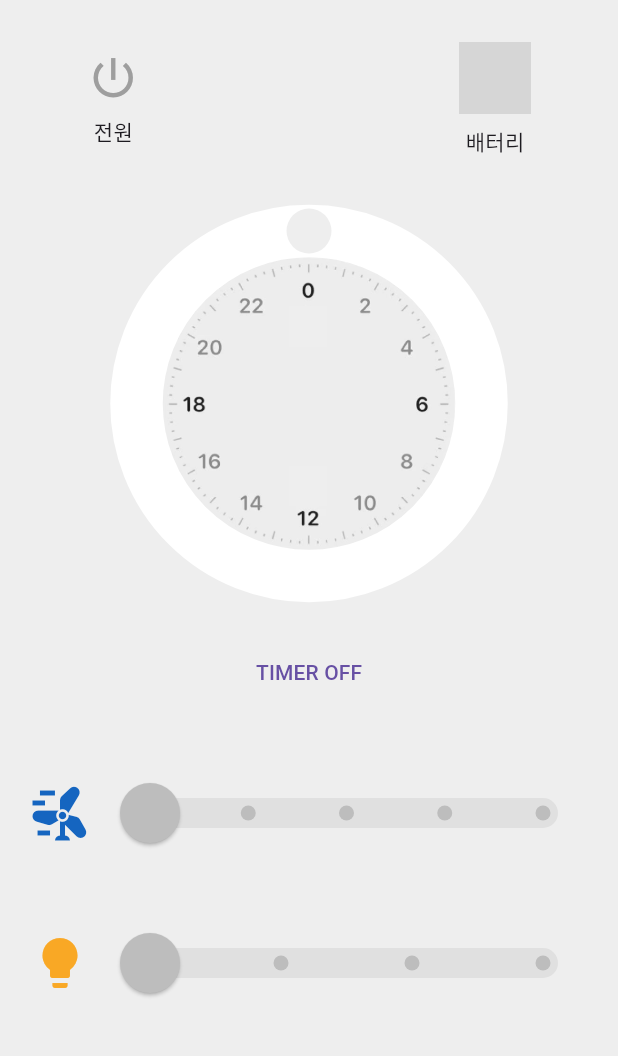
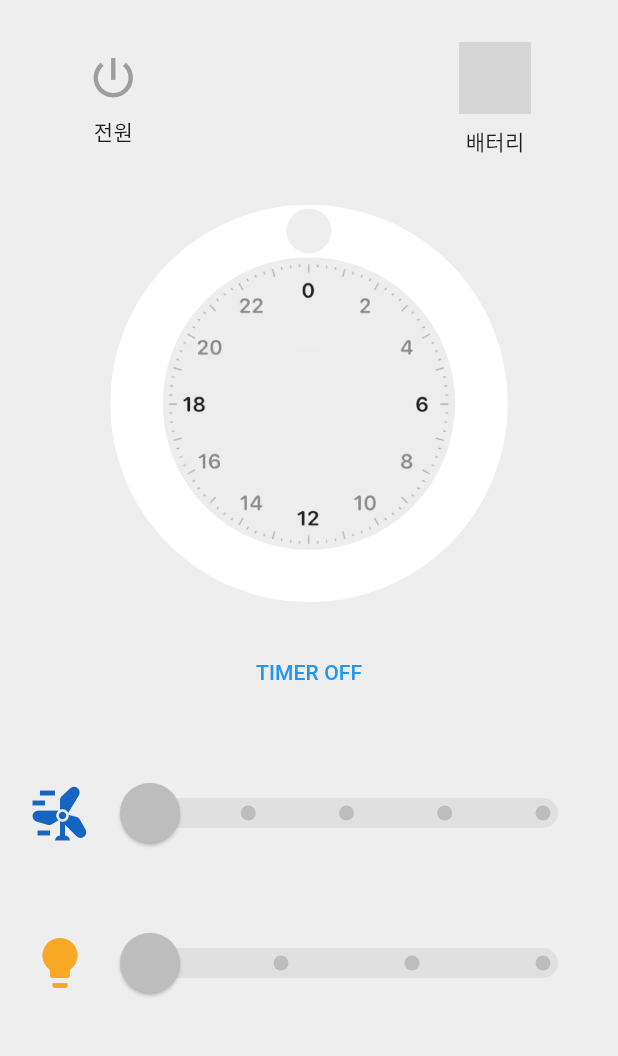
Before and after one commit to shvdl12/sfan10-flutter, a Flutter app: the screen it shows after launch, after a tap on the "power settings new" icon, on a phone screen of 412 x 824 dp, the part 84-1140 px from its top. Run offline on Flutter 3.47's test engine with Material 3 defaults, Android fonts, the phone set to English and light mode, and no system bars; drawn by our look-alikes of sleek_circular_slider; our stand-ins replace bot_toast, flutter_blue_plus; missing offline and left inert: iconify_flutter; grey boxes are pictures that could not be loaded.

```diff
--- a/lib/main.dart
+++ b/lib/main.dart
@@ -79,9 +79,9 @@ class _MyHomePageState extends State<MyHomePage> {
   void initReceiver() {
     receiver = Timer.periodic(const Duration(seconds: 3), (timer) async {
       if (provider.isConnected && provider.device != null) {
-        var services = await provider.device.discoverServices();
+        // var services = await provider.device.discoverServices();
 
-        var targetService = services[0];
+        var targetService = provider.services[0];
 
         var c = targetService.characteristics[0];
         var data = await c.read();
@@ -152,7 +152,9 @@ class _MyHomePageState extends State<MyHomePage> {
     var btIcon = Ph.battery_warning;
     Color color = Colors.green.shade500;
 
-    if (provider.batteryLevel == 1) {
+    if (provider.isConnected == false){
+      btIcon = Ph.battery_warning;
+    } else if (provider.batteryLevel == 1) {
       btIcon = Ph.battery_low_bold;
       color = Colors.red.shade500;
     } else if (provider.batteryLevel == 2) {
@@ -227,7 +229,10 @@ class _MyHomePageState extends State<MyHomePage> {
         style: TextStyle(color: Colors.green.shade300, fontSize: 18),
       );
     } else {
-      return const Text('TIMER OFF');
+      return const Text(
+        'TIMER OFF',
+        style: TextStyle(color: Colors.blue),
+      );
     }
   }
 
@@ -258,6 +263,21 @@ class _MyHomePageState extends State<MyHomePage> {
     );
   }
 
+  SliderThemeData getSliderThemeData() {
+    return SliderTheme.of(context).copyWith(
+      trackHeight: 20.0,
+      thumbShape: const RoundSliderThumbShape(enabledThumbRadius: 20.0),
+      overlayShape: const RoundSliderOverlayShape(overlayRadius: 20.0),
+      activeTrackColor: Colors.grey.shade400,
+      inactiveTrackColor: Colors.grey.shade300,
+      thumbColor: Colors.grey.shade400,
+      inactiveTickMarkColor: Colors.grey.shade400,
+      valueIndicatorColor: Colors.grey.shade700,
+      valueIndicatorTextStyle: const TextStyle(fontSize: 15),
+      valueIndicatorShape: const RectangularSliderValueIndicatorShape(),
+    );
+  }
+
   Padding windSpeedSlider() {
     return Padding(
       padding: const EdgeInsets.fromLTRB(10, 50, 10, 0),
@@ -268,16 +288,7 @@ class _MyHomePageState extends State<MyHomePage> {
           const SizedBox(width: 10),
           Expanded(
             child: SliderTheme(
-              data: SliderTheme.of(context).copyWith(
-                  trackHeight: 20.0,
-                  thumbShape:
-                      const RoundSliderThumbShape(enabledThumbRadius: 20.0),
-                  overlayShape:
-                      const RoundSliderOverlayShape(overlayRadius: 20.0),
-                  activeTrackColor: Colors.grey.shade400,
-                  inactiveTrackColor: Colors.grey.shade300,
-                  thumbColor: Colors.grey.shade400,
-                  inactiveTickMarkColor: Colors.grey.shade400),
+              data: getSliderThemeData(),
               child: Slider(
                 value: provider.selectedWindSpeed,
                 min: 0,
@@ -308,16 +319,7 @@ class _MyHomePageState extends State<MyHomePage> {
           const SizedBox(width: 10),
           Expanded(
             child: SliderTheme(
-              data: SliderTheme.of(context).copyWith(
-                  trackHeight: 20.0,
-                  thumbShape:
-                      const RoundSliderThumbShape(enabledThumbRadius: 20.0),
-                  overlayShape:
-                      const RoundSliderOverlayShape(overlayRadius: 20.0),
-                  activeTrackColor: Colors.grey.shade400,
-                  inactiveTrackColor: Colors.grey.shade300,
-                  thumbColor: Colors.grey.shade400,
-                  inactiveTickMarkColor: Colors.grey.shade400),
+              data: getSliderThemeData(),
               child: Slider(
                 value: provider.selectedBrightness,
                 min: 0,
--- a/lib/provider/CommonProvider.dart
+++ b/lib/provider/CommonProvider.dart
@@ -22,11 +22,11 @@ class CommonProvider extends ChangeNotifier {
   int batteryLevel = 0;
   bool isCharging = false;
 
+  late List<BluetoothService> services;
+
   StreamSubscription<BluetoothConnectionState>? _connectionStateSubscription;
 
   Future<BluetoothCharacteristic> getChar() async {
-    List<BluetoothService> services = await device.discoverServices();
-
     var targetService =
         services.firstWhere((service) => service.uuid == targetServiceUuid);
 
@@ -34,22 +34,15 @@ class CommonProvider extends ChangeNotifier {
         (characteristic) => characteristic.uuid == targetCharacteristicUuid);
   }
 
-  Future<BluetoothCharacteristic> getReadChar() async {
-    List<BluetoothService> services = await device.discoverServices();
 
-    var targetService =
-    services.firstWhere((service) => service.uuid == targetServiceUuid);
 
-    return targetService.characteristics.firstWhere(
-            (characteristic) => characteristic.uuid == targetCharacteristicUuid);
-  }
-
-  void send(c, cmdList) async {
+  void send(BluetoothCharacteristic c, cmdList) async {
     List<int> cmd = [53, 8, 2, 1, 0, 1];
     cmd.addAll(cmdList);
 
-    print(cmd);
+    print('$cmd start');
     await c.write(cmd);
+    print('$cmd end');
   }
 
   void clickPowerButton() async {
@@ -57,13 +50,7 @@ class CommonProvider extends ChangeNotifier {
       return;
     }
 
-    List<int> cmd;
-
-    if (!isFanOn) {
-      cmd = Command.turnOn.value;
-    } else {
-      cmd = Command.turnOff.value;
-    }
+    List<int> cmd = isFanOn ? Command.turnOff.value : Command.turnOn.value;
 
     getChar().then((c) => {send(c, cmd)});
     isFanOn = !isFanOn;
@@ -126,14 +113,14 @@ class CommonProvider extends ChangeNotifier {
     notifyListeners();
   }
 
-  void connect(device) async {
+  void connect(BluetoothDevice device) async {
     BotToast.showText(text: '연결 시작');
     await FlutterBluePlus.stopScan();
     // await device.device.connect(mtu: null, autoConnect: true);
 
     while(true) {
       try {
-        await device.connect(mtu: null);
+        await device.connect();
         break;
       } catch(e) {
         print(e);
@@ -146,6 +133,8 @@ class CommonProvider extends ChangeNotifier {
     //todo 연결 성공 검증, 실패 얼럿
     isConnected = true;
     this.device = device;
+
+    services = await device.discoverServices();
 
     _connectionStateSubscription?.cancel();
 
--- a/pubspec.yaml
+++ b/pubspec.yaml
@@ -36,7 +36,7 @@ dependencies:
   cupertino_icons: ^1.0.2
   provider: ^6.0.5
   sleek_circular_slider: ^2.0.1
-  flutter_blue_plus: ^1.31.7
+  flutter_blue_plus: ^1.31.16
   bot_toast: ^4.1.3
 
 dev_dependencies:
```
Also changed, not shown: lib/screens/device_list.dart (+11 -8 lines), pubspec.lock, 8 other files.
